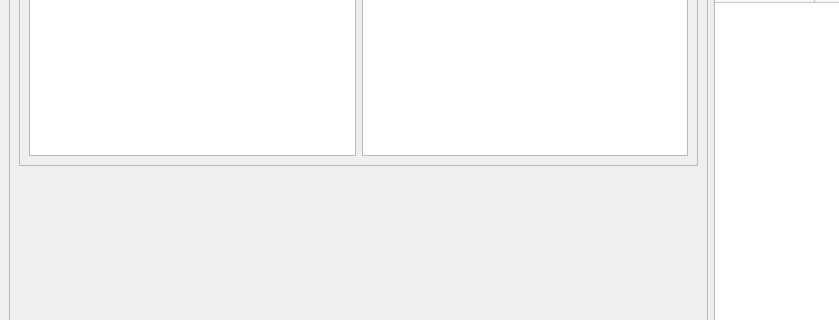
Qt form LoggerPlotter.ui (salinsalins/LoggerPlotterPy) before a commit; both pictures show x 0 to 839 and y 267 to 587 of the 1073 by 767 pixel window.
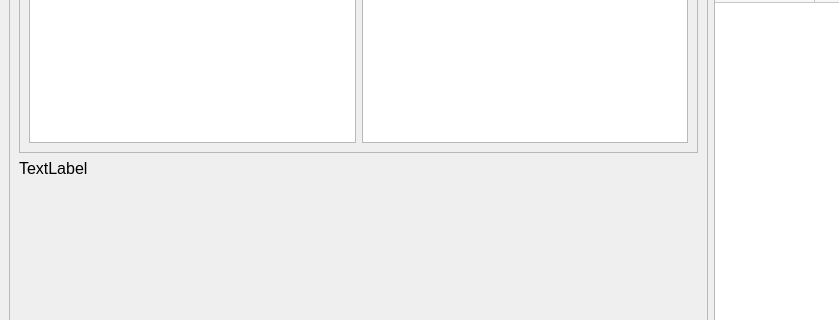
The same form after that commit. The open tabs and pages were chosen to show the change.

```diff
--- a/LoggerPlotter.ui
+++ b/LoggerPlotter.ui
@@ -494,6 +494,13 @@
                    </layout>
                   </widget>
                  </item>
+                 <item>
+                  <widget class="QLabel" name="label_5">
+                   <property name="text">
+                    <string>TextLabel</string>
+                   </property>
+                  </widget>
+                 </item>
                  <item>
                   <spacer name="verticalSpacer">
                    <property name="orientation">
```
Left out of the diff: 5 changed lines with no effect on the pictures.
